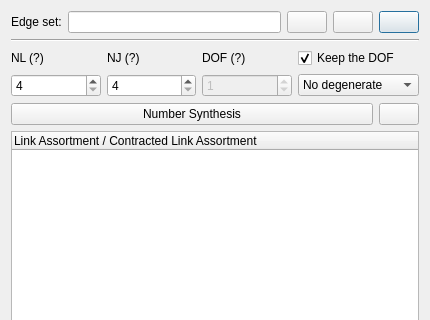
Before: the Qt Designer form core/synthesis/structure_synthesis/structure_widget.ui in KmolYuan/Pyslvs-UI, drawn with Qt 5; both pictures show x 0 to 430 and y 0 to 320 of the 430 by 654 pixel window.
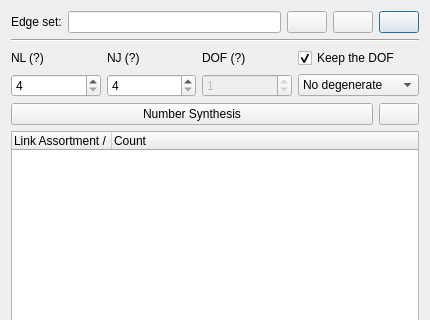
After: the same form once the commit is applied. Icons and pictures are not drawn.

What changed in the file:
```diff
--- a/core/synthesis/structure_synthesis/structure_widget.ui
+++ b/core/synthesis/structure_synthesis/structure_widget.ui
@@ -238,6 +238,11 @@
            <string>Link Assortment / Contracted Link Assortment</string>
           </property>
          </column>
+         <column>
+          <property name="text">
+           <string>Count</string>
+          </property>
+         </column>
         </widget>
        </item>
       </layout>
```
